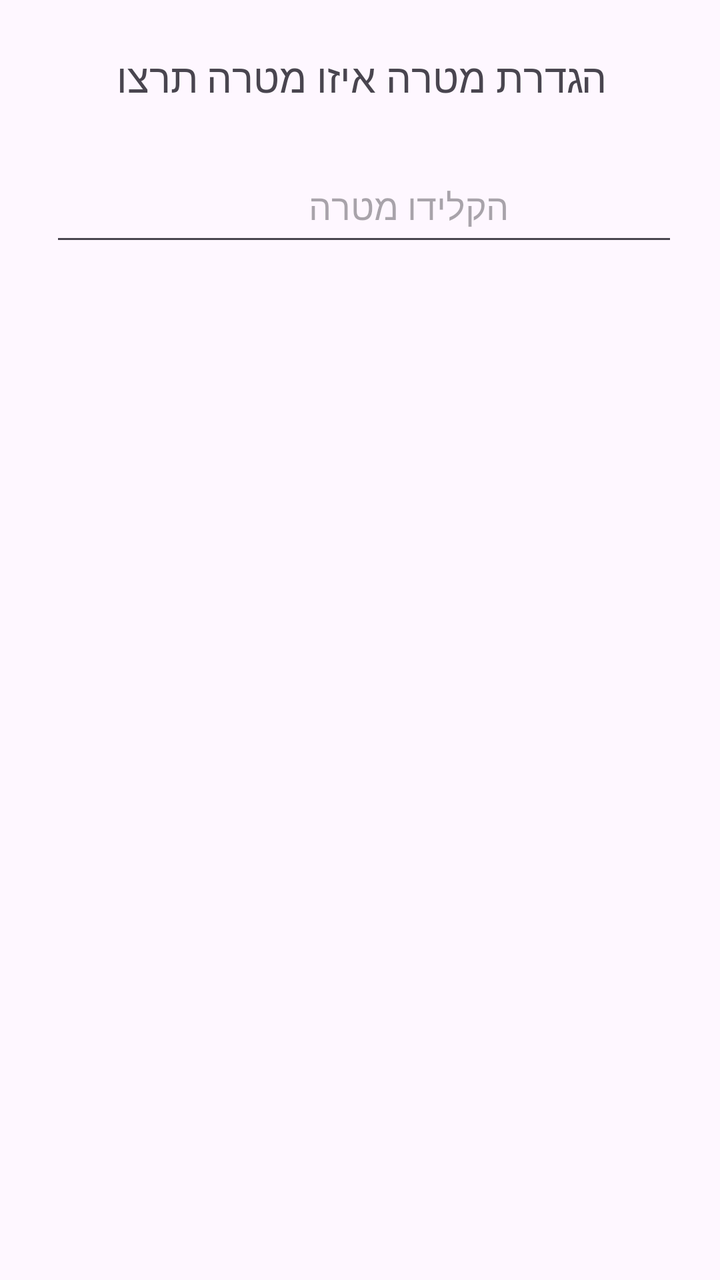
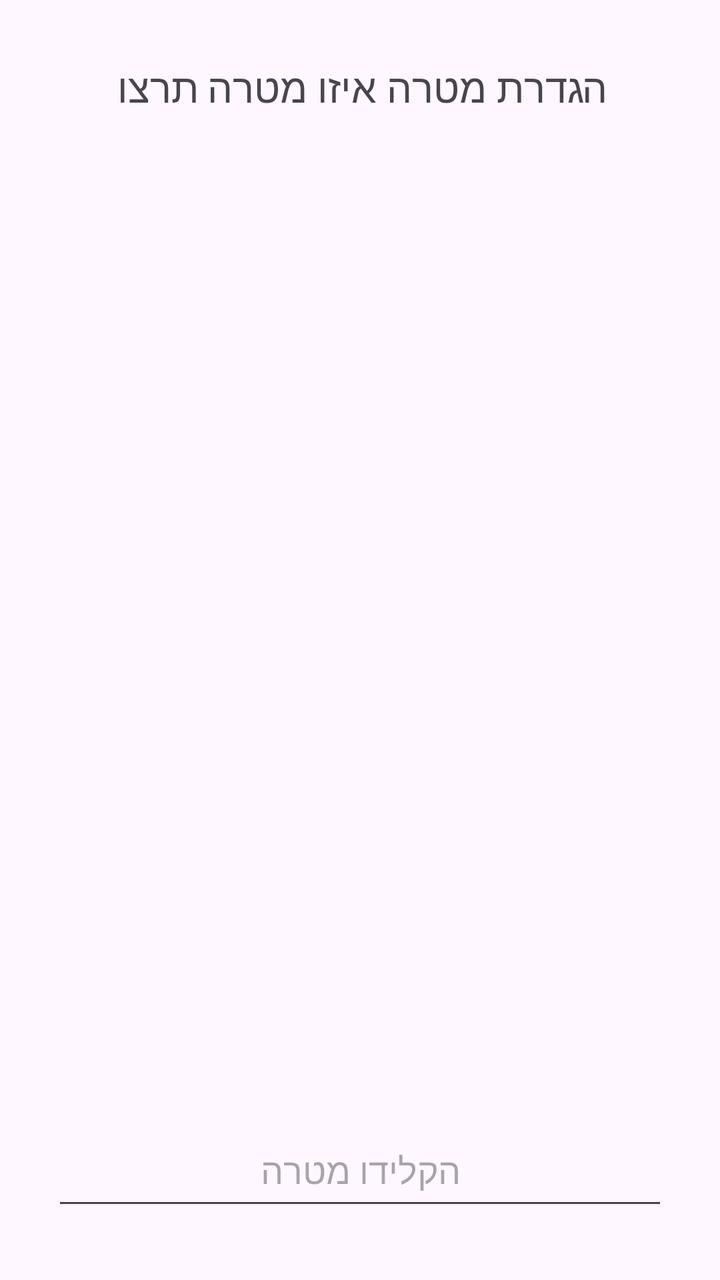

The first picture is an Android layout as it rendered before a commit; the second is the same layout after the commit. The layout source and the unified diff follow.
<!-- AndroidManifest.xml: application theme Theme.MyApplication -->
<!-- res/layout/dialog_goal.xml -->
<androidx.constraintlayout.widget.ConstraintLayout
    xmlns:android="http://schemas.android.com/apk/res/android"
    xmlns:app="http://schemas.android.com/apk/res-auto"
    xmlns:tools="http://schemas.android.com/tools"
    android:layout_width="match_parent"
    android:layout_height="wrap_content"
    android:padding="25dp"
    >

    <EditText
        android:id="@+id/etGoal"
        android:layout_width="359dp"
        android:layout_height="53dp"
        android:gravity="center"
        android:hint="הקלידו מטרה"
        android:textDirection="rtl"
        app:layout_constraintBottom_toBottomOf="parent"
        app:layout_constraintEnd_toEndOf="parent"
        app:layout_constraintHorizontal_bias="0.0"
        app:layout_constraintStart_toStartOf="parent"
        app:layout_constraintTop_toBottomOf="@+id/dialogTitle"
        app:layout_constraintVertical_bias="0.049" />

    <TextView
        android:id="@+id/dialogTitle"
        android:layout_width="326dp"
        android:layout_height="25dp"
        android:gravity="center"
        android:text="הגדרת מטרה איזו מטרה תרצו להשלים?"
        android:textDirection="rtl"
        android:textSize="20sp"
        app:layout_constraintBottom_toBottomOf="parent"
        app:layout_constraintEnd_toEndOf="parent"
        app:layout_constraintHorizontal_bias="0.486"
        app:layout_constraintStart_toStartOf="parent"
        app:layout_constraintTop_toTopOf="parent"
        app:layout_constraintVertical_bias="0.0" />

</androidx.constraintlayout.widget.ConstraintLayout>
<!-- resources referenced by this layout -->
<resources>
  <style name="Theme.MyApplication" parent="Base.Theme.MyApplication" />
  <style name="Base.Theme.MyApplication" parent="Theme.Material3.DayNight.NoActionBar">
          
          
      </style>
</resources>

<!-- the commit's change to res/layout/dialog_goal.xml (unified diff, before → after) -->
@@ -4,7 +4,7 @@
     xmlns:tools="http://schemas.android.com/tools"
     android:layout_width="match_parent"
     android:layout_height="wrap_content"
-    android:padding="25dp"
+    android:padding="30dp"
     >
 
     <EditText
@@ -16,10 +16,9 @@
         android:textDirection="rtl"
         app:layout_constraintBottom_toBottomOf="parent"
         app:layout_constraintEnd_toEndOf="parent"
-        app:layout_constraintHorizontal_bias="0.0"
         app:layout_constraintStart_toStartOf="parent"
         app:layout_constraintTop_toBottomOf="@+id/dialogTitle"
-        app:layout_constraintVertical_bias="0.049" />
+        app:layout_constraintVertical_bias="1.0" />
 
     <TextView
         android:id="@+id/dialogTitle"
@@ -31,7 +30,7 @@
         android:textSize="20sp"
         app:layout_constraintBottom_toBottomOf="parent"
         app:layout_constraintEnd_toEndOf="parent"
-        app:layout_constraintHorizontal_bias="0.486"
+        app:layout_constraintHorizontal_bias="0.48"
         app:layout_constraintStart_toStartOf="parent"
         app:layout_constraintTop_toTopOf="parent"
         app:layout_constraintVertical_bias="0.0" />
